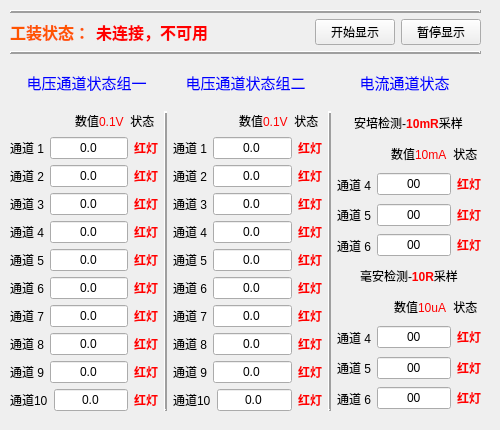
This is CWinDesign/CWTestToolsStatus.ui in wu1130880347/qt-mcu_analysis as Qt 5 draws it before an edit. The edited form follows.
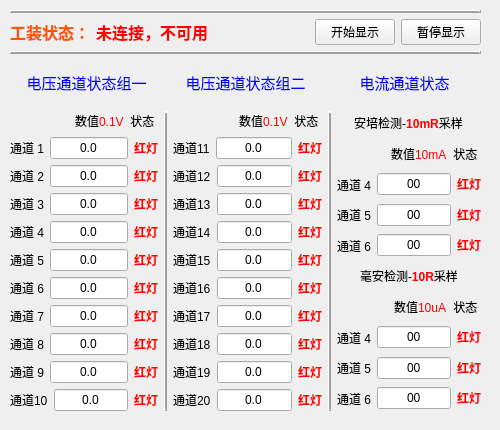
This is the edited form. Icons and pictures are not drawn.

```diff
--- a/CWinDesign/CWTestToolsStatus.ui
+++ b/CWinDesign/CWTestToolsStatus.ui
@@ -29,7 +29,7 @@
    <iconset>
     <normaloff>../Icon/PAdminLogin.png</normaloff>../Icon/PAdminLogin.png</iconset>
   </property>
-  <widget class="QWidget" name="">
+  <widget class="QWidget" name="layoutWidget">
    <property name="geometry">
     <rect>
      <x>10</x>
@@ -602,7 +602,7 @@
               <item>
                <widget class="QLabel" name="label_18">
                 <property name="text">
-                 <string>通道 1</string>
+                 <string>通道11</string>
                 </property>
                </widget>
               </item>
@@ -639,7 +639,7 @@
               <item>
                <widget class="QLabel" name="label_19">
                 <property name="text">
-                 <string>通道 2</string>
+                 <string>通道12</string>
                 </property>
                </widget>
               </item>
@@ -673,7 +673,7 @@
               <item>
                <widget class="QLabel" name="label_20">
                 <property name="text">
-                 <string>通道 3</string>
+                 <string>通道13</string>
                 </property>
                </widget>
               </item>
@@ -707,7 +707,7 @@
               <item>
                <widget class="QLabel" name="label_21">
                 <property name="text">
-                 <string>通道 4</string>
+                 <string>通道14</string>
                 </property>
                </widget>
               </item>
@@ -741,7 +741,7 @@
               <item>
                <widget class="QLabel" name="label_22">
                 <property name="text">
-                 <string>通道 5</string>
+                 <string>通道15</string>
                 </property>
                </widget>
               </item>
@@ -775,7 +775,7 @@
               <item>
                <widget class="QLabel" name="label_23">
                 <property name="text">
-                 <string>通道 6</string>
+                 <string>通道16</string>
                 </property>
                </widget>
               </item>
@@ -809,7 +809,7 @@
               <item>
                <widget class="QLabel" name="label_24">
                 <property name="text">
-                 <string>通道 7</string>
+                 <string>通道17</string>
                 </property>
                </widget>
               </item>
@@ -843,7 +843,7 @@
               <item>
                <widget class="QLabel" name="label_25">
                 <property name="text">
-                 <string>通道 8</string>
+                 <string>通道18</string>
                 </property>
                </widget>
               </item>
@@ -877,7 +877,7 @@
               <item>
                <widget class="QLabel" name="label_26">
                 <property name="text">
-                 <string>通道 9</string>
+                 <string>通道19</string>
                 </property>
                </widget>
               </item>
@@ -911,7 +911,7 @@
               <item>
                <widget class="QLabel" name="label_27">
                 <property name="text">
-                 <string>通道10</string>
+                 <string>通道20</string>
                 </property>
                </widget>
               </item>
```
Left out of the diff: 92 changed lines with no effect on the pictures.
